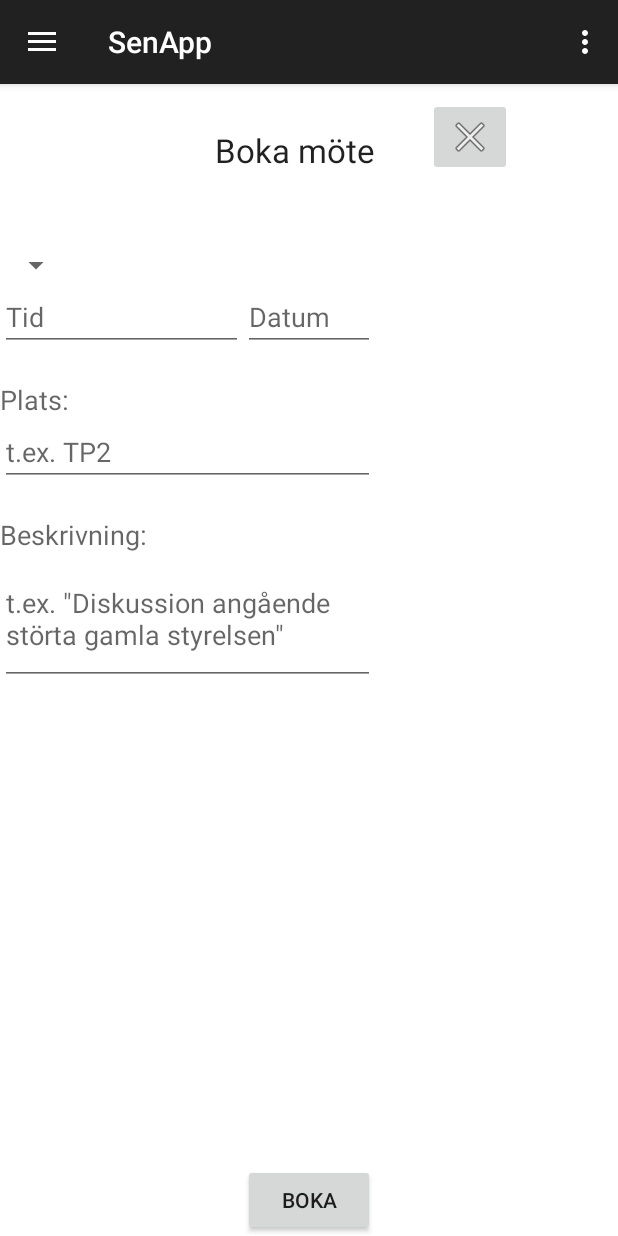
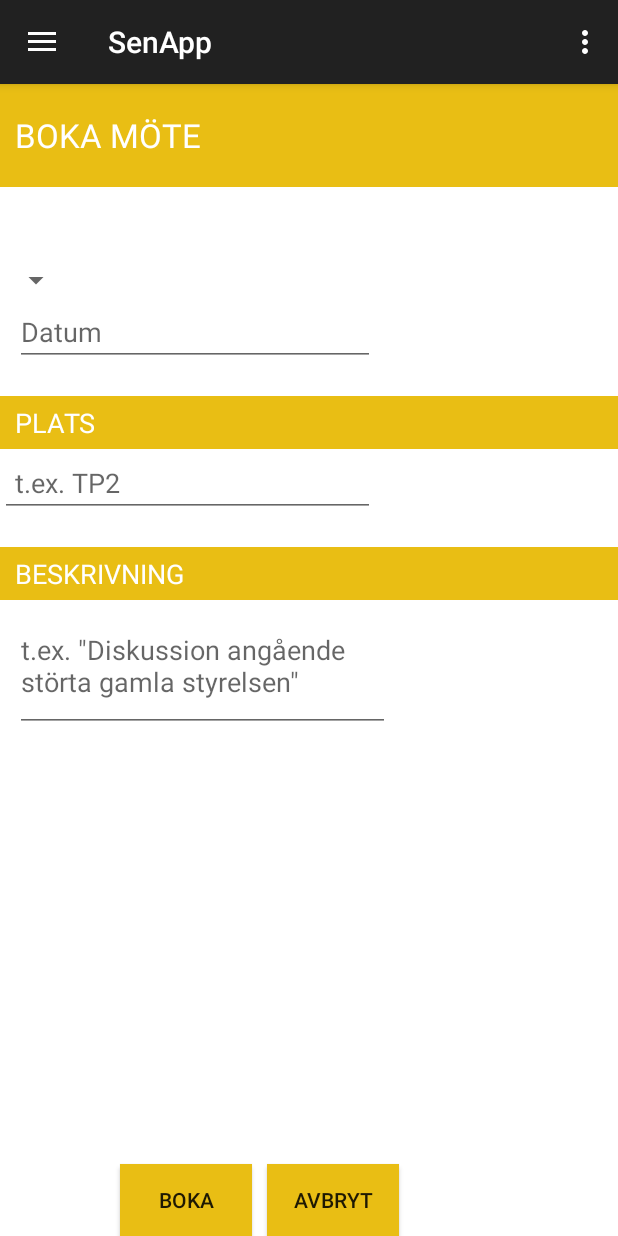
Before and after one commit to ettlitetlov/Drawer.senApp, an Android app: the fragment BookAMeeting placed in its activity, on a phone screen of 412 x 824 dp. Run offline under Robolectric (Android 15) with nearby library versions, the phone set to English and light mode, and no system bars; 2 statements that could not run were skipped.

Commit message:
Avbrytknapp

```diff
--- a/app/src/main/res/layout/fragment_book_ameeting.xml
+++ b/app/src/main/res/layout/fragment_book_ameeting.xml
@@ -2,7 +2,7 @@
      xmlns:tools="http://schemas.android.com/tools"
      android:layout_width="match_parent"
      android:layout_height="match_parent"
-     android:layout_marginTop="65dp"
+     android:layout_marginTop="55dp"
      tools:context="com.example.axel.drawer.BookAMeeting">
 
 
@@ -14,17 +14,23 @@
              android:spinnerMode="dialog"
              android:layout_below="@+id/Titel"
              android:layout_alignParentStart="true"
+             android:paddingLeft="10dp"
              android:layout_marginTop="50dp" />
 
          <TextView
-             android:layout_width="wrap_content"
+             android:layout_width="fill_parent"
              android:layout_height="wrap_content"
              android:textAppearance="?android:attr/textAppearanceMedium"
-             android:text="Plats:"
+             android:text="PLATS"
+             android:textColor="#ffffff"
              android:id="@+id/place"
              android:layout_below="@+id/add_time"
              android:layout_alignParentStart="true"
-             android:layout_marginTop="20dp" />
+             android:layout_marginTop="20dp"
+             android:paddingTop="5dp"
+             android:paddingBottom="5dp"
+             android:paddingLeft="10dp"
+             android:background="#e9be14"/>
 
          <EditText
              android:layout_width="250dp"
@@ -32,17 +38,23 @@
              android:id="@+id/editText3"
              android:layout_below="@+id/place"
              android:layout_alignParentStart="true"
+             android:paddingLeft="10dp"
              android:hint="t.ex. TP2" />
 
          <TextView
-             android:layout_width="wrap_content"
+             android:layout_width="fill_parent"
              android:layout_height="wrap_content"
              android:textAppearance="?android:attr/textAppearanceMedium"
-             android:text="Beskrivning:"
+             android:text="BESKRIVNING"
+             android:textColor="#ffffff"
              android:id="@+id/descriptionMeeting"
              android:layout_below="@+id/editText3"
              android:layout_alignParentStart="true"
-             android:layout_marginTop="20dp" />
+             android:layout_marginTop="20dp"
+             android:paddingTop="5dp"
+             android:paddingBottom="5dp"
+             android:paddingLeft="10dp"
+             android:background="#e9be14"/>
 
          <EditText
              android:layout_width="250dp"
@@ -53,25 +65,29 @@
              android:layout_below="@+id/descriptionMeeting"
              android:layout_alignParentStart="true"
              android:minLines="3"
+             android:layout_marginLeft="10dp"
              android:hint="t.ex. &quot;Diskussion angående störta gamla styrelsen&quot;" />
-
-         <ImageButton
-             android:layout_width="wrap_content"
-             android:layout_height="wrap_content"
-             android:id="@+id/cancelMeeting"
-             android:layout_alignParentTop="true"
-             android:layout_toEndOf="@+id/editText3"
-             android:layout_marginStart="35dp"
-             android:src="@android:drawable/ic_menu_close_clear_cancel" />
 
          <Button
              android:layout_width="wrap_content"
              android:layout_height="wrap_content"
-             android:text="Boka"
+             android:text="BOKA"
              android:id="@+id/createMeeting"
-             android:layout_alignParentBottom="true"
-             android:layout_centerHorizontal="true"
-             android:nestedScrollingEnabled="false" />
+             android:nestedScrollingEnabled="false"
+             android:background="#e9be14"
+             android:layout_marginRight="10dp"
+             android:layout_marginLeft="80dp"
+             android:layout_alignParentBottom="true"/>
+
+    <Button
+        android:layout_width="wrap_content"
+        android:layout_height="wrap_content"
+        android:scaleType="fitXY"
+        android:text="AVBRYT"
+        android:id="@+id/cancelMeeting"
+        android:background="#e9be14"
+        android:layout_alignParentBottom="true"
+        android:layout_toRightOf="@+id/createMeeting" />
 
     <EditText
         android:layout_width="wrap_content"
@@ -83,7 +99,8 @@
         android:layout_alignParentStart="true"
         android:autoText="false"
         android:hint="Tid"
-        android:layout_toStartOf="@+id/createMeeting" />
+        android:paddingLeft="10dp"
+        android:layout_toLeftOf="@+id/createMeeting" />
 
     <EditText
         android:layout_width="wrap_content"
@@ -94,16 +111,23 @@
         android:layout_alignBottom="@+id/add_time"
         android:layout_alignEnd="@+id/editText3"
         android:layout_toEndOf="@+id/add_time"
+        android:layout_marginLeft="10dp"
         android:hint="Datum"/>
 
     <TextView
-        android:layout_width="wrap_content"
+        android:layout_width="fill_parent"
         android:layout_height="wrap_content"
         android:textAppearance="?android:attr/textAppearanceLarge"
-        android:text="Boka möte"
+        android:text="BOKA MÖTE"
+        android:textColor="#ffffff"
         android:id="@+id/Titel"
-        android:layout_below="@+id/Meny"
-        android:layout_alignEnd="@+id/createMeeting"
-        android:layout_marginTop="20dp" />
+        android:background="#e9be14"
+        android:paddingBottom="20dp"
+        android:paddingTop="20dp"
+        android:paddingLeft="10dp"
+        android:layout_alignParentTop="true"
+        android:layout_alignParentStart="true"
+        android:layout_alignParentEnd="true" />
+
 
 </RelativeLayout>
```
